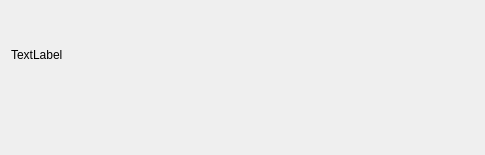
eons-finance/ALQO, file src/qt/forms/navmenuwidget.ui: the form before one commit.
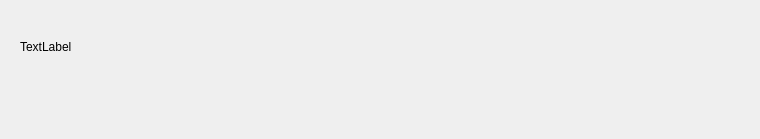
The form after the commit. Custom widgets are drawn as their Qt base class.

```diff
--- a/src/qt/forms/navmenuwidget.ui
+++ b/src/qt/forms/navmenuwidget.ui
@@ -6,8 +6,8 @@
    <rect>
     <x>0</x>
     <y>0</y>
-    <width>485</width>
-    <height>155</height>
+    <width>760</width>
+    <height>139</height>
    </rect>
   </property>
   <property name="sizePolicy">
@@ -24,7 +24,7 @@
 border:none;
 margin:0px;</string>
   </property>
-  <layout class="QVBoxLayout" name="verticalLayout_4">
+  <layout class="QVBoxLayout" name="verticalLayout_3">
    <item>
     <widget class="QWidget" name="navContainer_2" native="true">
      <property name="sizePolicy">
@@ -33,28 +33,13 @@
        <verstretch>0</verstretch>
       </sizepolicy>
      </property>
-     <layout class="QVBoxLayout" name="navContainer" stretch="0">
-      <property name="spacing">
-       <number>0</number>
-      </property>
-      <property name="leftMargin">
-       <number>0</number>
-      </property>
-      <property name="topMargin">
-       <number>0</number>
-      </property>
-      <property name="rightMargin">
-       <number>0</number>
-      </property>
-      <property name="bottomMargin">
-       <number>10</number>
-      </property>
+     <layout class="QVBoxLayout" name="verticalLayout_2">
       <item>
        <layout class="QVBoxLayout" name="verticalLayout">
         <item>
          <layout class="QHBoxLayout" name="horizontalLayout">
           <item>
-           <layout class="QVBoxLayout" name="verticalLayout_2">
+           <layout class="QVBoxLayout" name="verticalLayout_4">
             <item>
              <widget class="QLabel" name="labelLogo">
               <property name="text">
@@ -65,24 +50,6 @@
            </layout>
           </item>
           <item>
-           <spacer name="horizontalSpacer_2">
-            <property name="orientation">
-             <enum>Qt::Horizontal</enum>
-            </property>
-            <property name="sizeHint" stdset="0">
-             <size>
-              <width>40</width>
-              <height>20</height>
-             </size>
-            </property>
-           </spacer>
-          </item>
-          <item>
-           <layout class="QHBoxLayout" name="horizontalLayout_3">
-            <property name="spacing">
-             <number>2</number>
-            </property>
-            <item>
              <spacer name="horizontalSpacer_7">
               <property name="orientation">
                <enum>Qt::Horizontal</enum>
@@ -96,6 +63,21 @@
              </spacer>
             </item>
             <item>
+           <spacer name="horizontalSpacer_2">
+            <property name="orientation">
+             <enum>Qt::Horizontal</enum>
+            </property>
+            <property name="sizeHint" stdset="0">
+             <size>
+              <width>80</width>
+              <height>20</height>
+             </size>
+            </property>
+           </spacer>
+          </item>
+          <item>
+           <layout class="QVBoxLayout" name="verticalLayout_5">
+            <item>
              <widget class="QPushButton" name="imgLogo">
               <property name="sizePolicy">
                <sizepolicy hsizetype="Expanding" vsizetype="Expanding">
@@ -120,6 +102,8 @@
               </property>
              </widget>
             </item>
+           </layout>
+          </item>
             <item>
              <spacer name="horizontalSpacer">
               <property name="orientation">
@@ -128,25 +112,11 @@
               <property name="sizeHint" stdset="0">
                <size>
                 <width>40</width>
-                <height>10</height>
+              <height>20</height>
                </size>
               </property>
              </spacer>
             </item>
-            <item>
-             <widget class="QWidget" name="pricewidget" native="true"/>
-            </item>
-           </layout>
-          </item>
-          <item>
-           <widget class="QFrame" name="frameicons">
-            <property name="frameShape">
-             <enum>QFrame::StyledPanel</enum>
-            </property>
-            <property name="frameShadow">
-             <enum>QFrame::Raised</enum>
-            </property>
-            <layout class="QVBoxLayout" name="verticalLayout_3">
              <item>
               <widget class="QFrame" name="innerframe">
                <property name="sizePolicy">
@@ -253,22 +223,6 @@
                    </size>
                   </property>
                  </widget>
-                </item>
-               </layout>
-              </widget>
-             </item>
-             <item>
-              <spacer name="verticalSpacer">
-               <property name="orientation">
-                <enum>Qt::Vertical</enum>
-               </property>
-               <property name="sizeHint" stdset="0">
-                <size>
-                 <width>310</width>
-                 <height>120</height>
-                </size>
-               </property>
-              </spacer>
              </item>
             </layout>
            </widget>
```
Lines whose indentation alone changed are shown as unchanged.
